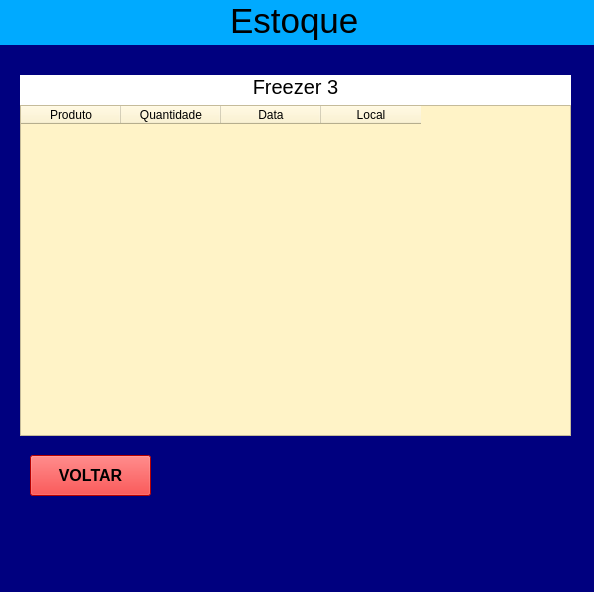
Above: freezer_3.ui from samuelgarca/controleestoquepyqt5 before the change. Below: the same form after it.
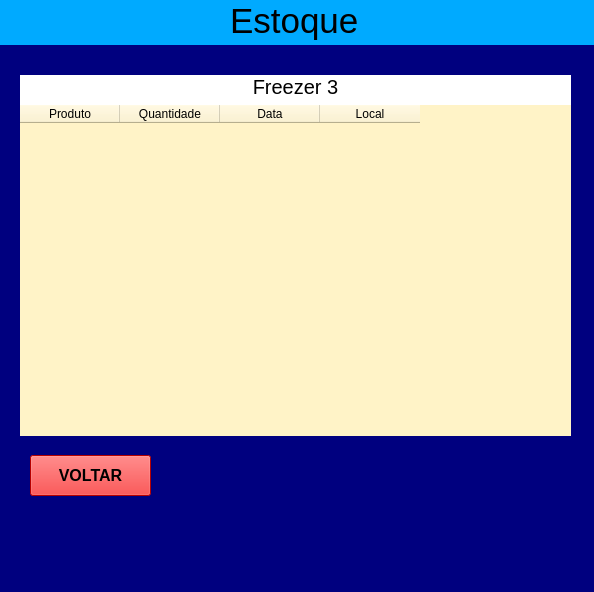
That is the form after the change.

```diff
--- a/freezer_3.ui
+++ b/freezer_3.ui
@@ -191,9 +191,15 @@
        <property name="styleSheet">
         <string notr="true">background-color: rgb(255, 243, 199);</string>
        </property>
+       <property name="frameShape">
+        <enum>QFrame::NoFrame</enum>
+       </property>
        <property name="editTriggers">
         <set>QAbstractItemView::NoEditTriggers</set>
        </property>
+       <property name="gridStyle">
+        <enum>Qt::NoPen</enum>
+       </property>
        <column>
         <property name="text">
          <string>Produto</string>
```
